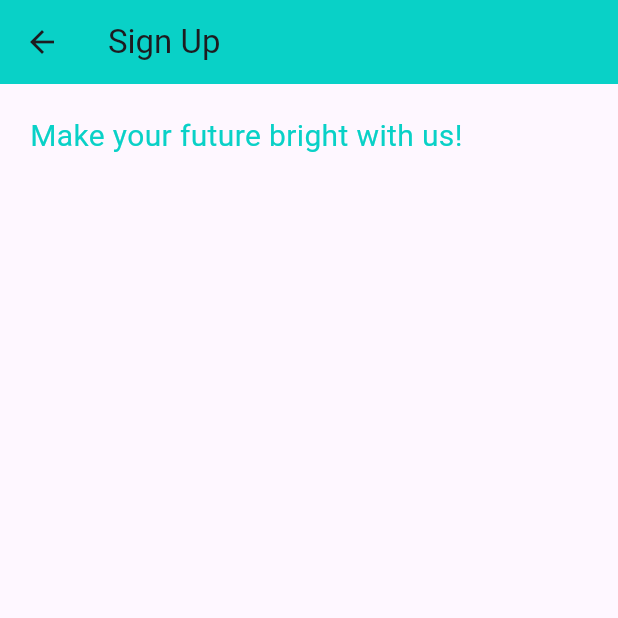
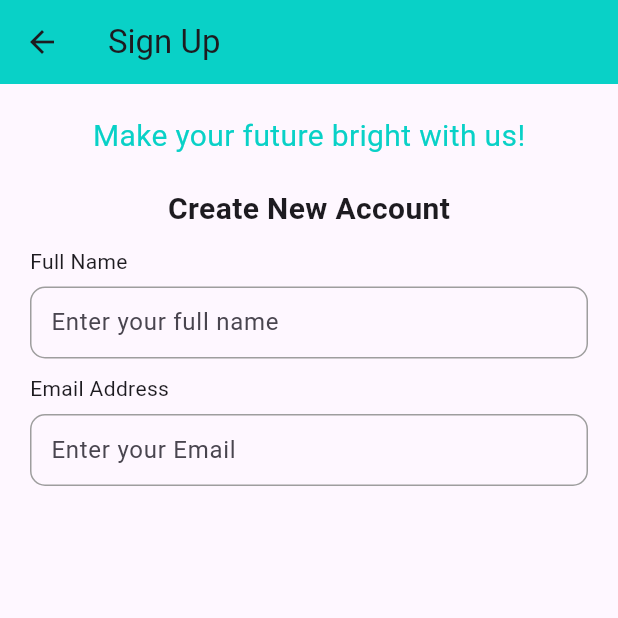
Before and after one commit to chand-latif/finalYearProject, a Flutter app: the SignUp screen opened by its route, on a phone screen of 412 x 824 dp, the top half of it. Run offline on Flutter 3.47's test engine with Material 3 defaults, Android fonts, the light colour scheme and no system bars.

Commit message:
updated sign up screen

```diff
--- a/lib/login_screen.dart
+++ b/lib/login_screen.dart
@@ -1,6 +1,6 @@
 import 'package:fix_easy/theme.dart';
 import 'package:flutter/material.dart';
-import 'package:fix_easy/login_screen.dart';
+
 class MyHomePage extends StatefulWidget {
   const MyHomePage({super.key, required this.title});
 
--- a/lib/sign_up.dart
+++ b/lib/sign_up.dart
@@ -19,9 +19,79 @@
       body: Padding(
         padding: const EdgeInsets.all(20.0),
         child: Column(
-
+          spacing: 20,
           children: [
             Text('Make your future bright with us!', style: TextStyle(fontSize:20, color: AppColors.primary),),
+            Column(
+              spacing: 10,
+              children: [
+                Text('Create New Account', style: TextStyle(fontSize: 20, fontWeight: FontWeight.bold),),
+                Column(
+                  mainAxisAlignment: MainAxisAlignment.start,
+                  crossAxisAlignment: CrossAxisAlignment.start,
+                  spacing: 7,
+                  children: [
+                    Text('Full Name'),
+                    TextField(
+
+                      decoration: InputDecoration(
+                        border: OutlineInputBorder(
+                          borderRadius: BorderRadius.circular(10),
+                          borderSide: BorderSide(
+                            color: Colors.white,
+                            width: 2,
+                          ),
+                        ),
+                        enabledBorder: OutlineInputBorder(
+                          borderRadius: BorderRadius.circular(10),
+                          borderSide: BorderSide(
+                            color: Colors.grey,
+                            width: 1,
+                          ),
+                        ),
+                        hintText: 'Enter your full name',
+                        contentPadding: EdgeInsets.symmetric(
+                          vertical: 0,
+                          horizontal: 10,
+                        ),
+                      ),
+                    ),
+                  ],
+                ),
+                Column(
+                  mainAxisAlignment: MainAxisAlignment.start,
+                  crossAxisAlignment: CrossAxisAlignment.start,
+                  spacing: 7,
+                  children: [
+                    Text('Email Address'),
+                    TextField(
+
+                      decoration: InputDecoration(
+                        border: OutlineInputBorder(
+                          borderRadius: BorderRadius.circular(10),
+                          borderSide: BorderSide(
+                            color: Colors.white,
+                            width: 2,
+                          ),
+                        ),
+                        enabledBorder: OutlineInputBorder(
+                          borderRadius: BorderRadius.circular(10),
+                          borderSide: BorderSide(
+                            color: Colors.grey,
+                            width: 1,
+                          ),
+                        ),
+                        hintText: 'Enter your Email',
+                        contentPadding: EdgeInsets.symmetric(
+                          vertical: 0,
+                          horizontal: 10,
+                        ),
+                      ),
+                    ),
+                  ],
+                ),
+              ],
+            )
           ],
         ),
       ),
```
